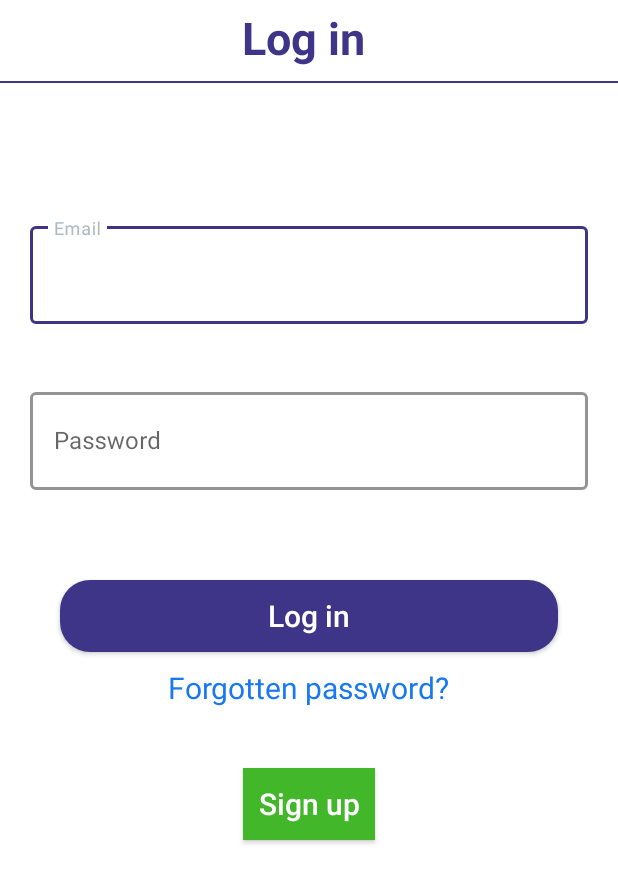
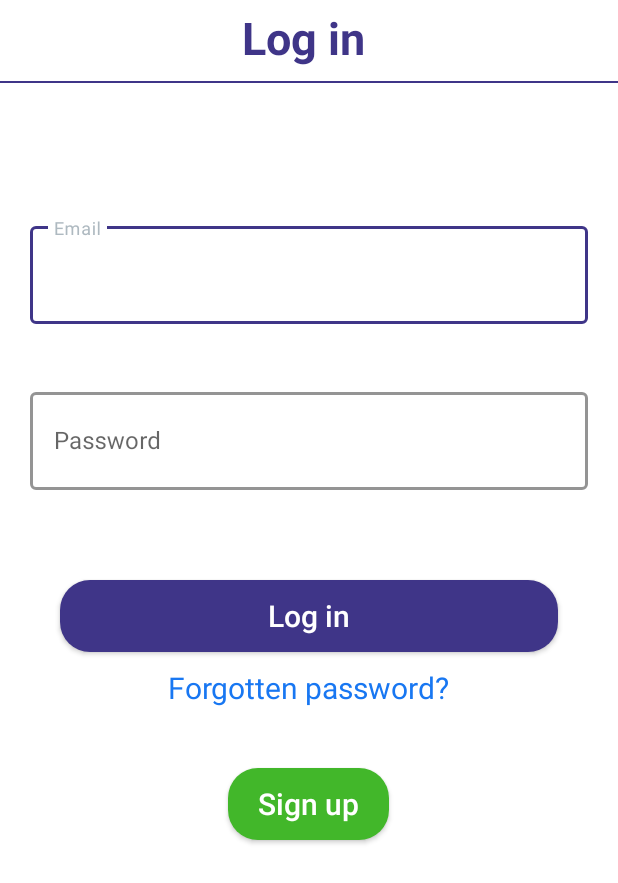
Before and after one commit to mohamedkholy/MyMessageChattingApp, an Android app: the screen it shows after launch (login), on a phone screen of 412 x 824 dp. Shown: the top 883 px of the screen. Run offline under Robolectric (Android 15) with nearby library versions, the light colour scheme and no system bars; our stand-ins replace Firebase (no records; nobody signed in at launch, a user with empty details on screens opened directly).

Commit message:
changing some code

```diff
--- a/app/src/main/java/com/momo/mymessage/Adapter/chats_Adabter.kt
+++ b/app/src/main/java/com/momo/mymessage/Adapter/chats_Adabter.kt
@@ -45,7 +45,7 @@ val dbChatsManage=db_chats_manage(activity)
 
         Picasso.get().load(list.get(position).Imageurl).into(holder.binding.img)
 
-        if(list.get(position).last.equals(null))
+        if(list.get(position).last.equals(null)||list.get(position).last.equals(""))
             holder.binding.lastMessage.visibility=View.GONE
         else
             holder.binding.lastMessage.visibility=View.VISIBLE
--- a/app/src/main/java/com/momo/mymessage/ui/MainActivity.kt
+++ b/app/src/main/java/com/momo/mymessage/ui/MainActivity.kt
@@ -34,7 +34,7 @@ class MainActivity : AppCompatActivity() {
             }
            finish()
 
-       },1500)
+       },2200)
 
     }
 
--- a/app/src/main/java/com/momo/mymessage/ui/ProfileActivity.kt
+++ b/app/src/main/java/com/momo/mymessage/ui/ProfileActivity.kt
@@ -101,7 +101,7 @@ class ProfileActivity : AppCompatActivity() {
 
 
                       val hashMap= hashMapOf<String,Any>().apply {
-                          put("Imgurl",url)
+                          put("Imageurl",url)
                           put("name",binding.username.text.toString())
                       }
 
@@ -110,7 +110,7 @@ class ProfileActivity : AppCompatActivity() {
 
                           if(it.isSuccessful){
                               editor.putString("username",binding.username.text.toString())
-                              editor.putString("imgurl",url)
+                              editor.putString("imgUrl",url)
                               editor.apply()
 
 
--- a/app/src/main/res/drawable/ic_baseline_mic.xml
+++ b/app/src/main/res/drawable/ic_baseline_mic.xml
@@ -1,5 +1,5 @@
-<vector android:height="35dp" android:tint="#8E1A1A"
+<vector android:height="45dp" android:tint="#8E1A1A"
     android:viewportHeight="24" android:viewportWidth="24"
-    android:width="35dp" xmlns:android="http://schemas.android.com/apk/res/android">
+    android:width="45dp" xmlns:android="http://schemas.android.com/apk/res/android">
     <path android:fillColor="@android:color/white" android:pathData="M12,14c1.66,0 2.99,-1.34 2.99,-3L15,5c0,-1.66 -1.34,-3 -3,-3S9,3.34 9,5v6c0,1.66 1.34,3 3,3zM17.3,11c0,3 -2.54,5.1 -5.3,5.1S6.7,14 6.7,11L5,11c0,3.41 2.72,6.23 6,6.72L11,21h2v-3.28c3.28,-0.48 6,-3.3 6,-6.72h-1.7z"/>
 </vector>
--- /dev/null
+++ b/app/src/main/res/drawable/signup_button.xml
@@ -0,0 +1,6 @@
+<?xml version="1.0" encoding="utf-8"?>
+<shape xmlns:android="http://schemas.android.com/apk/res/android">
+<solid android:color="#42B72A"/>
+    <corners android:radius="20dp"/>
+
+</shape>
--- a/app/src/main/res/layout/activity_login.xml
+++ b/app/src/main/res/layout/activity_login.xml
@@ -112,7 +112,9 @@
     android:text="Sign up"
     android:textSize="20dp"
     android:textAllCaps="false"
-    android:background="#42B72A"
+    android:paddingRight="20dp"
+    android:paddingLeft="20dp"
+    android:background="@drawable/signup_button"
     android:textColor="@color/white"/>
 </LinearLayout>
     <LinearLayout
@@ -122,7 +124,7 @@
         android:gravity="center"
         android:background="@color/white"
         android:alpha=".7"
-        android:visibility="invisible"
+        android:visibility="gone"
         >
 
         <ProgressBar
```
Also changed, not shown: app/src/main/java/com/momo/mymessage/ViewModels/ChatViewModel.kt (+6 -3 lines), app/src/main/java/com/momo/mymessage/ViewModels/HomeChatsViewModel.kt (+61 -25 lines), app/src/main/java/com/momo/mymessage/ui/Chat_Activity.kt (+23 -11 lines), app/src/main/java/com/momo/mymessage/ui/Home.kt (+6 -2 lines), app/src/main/res/layout/activity_in_chat.xml (+7 -6 lines).
